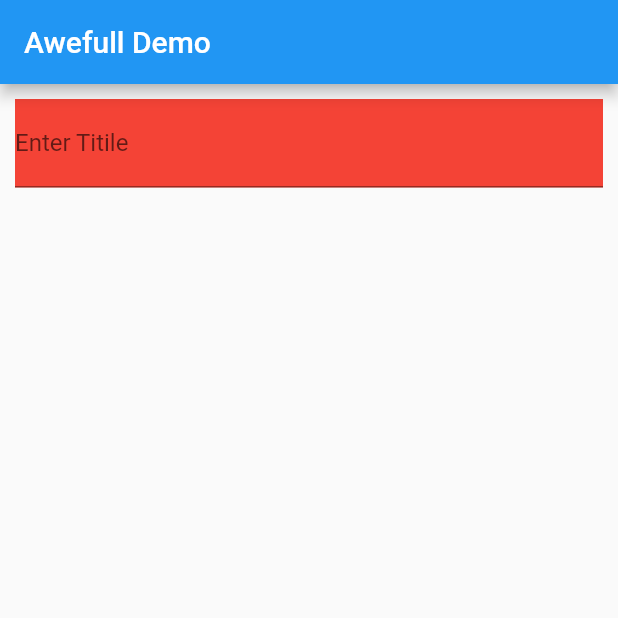
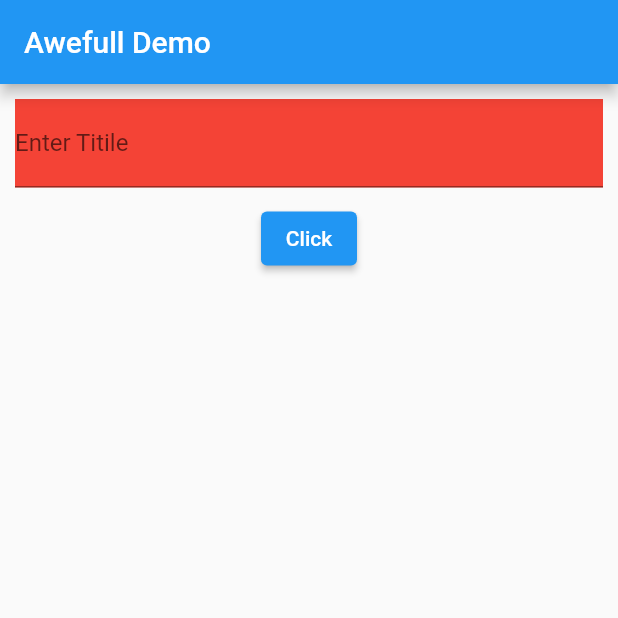
Before and after one commit to RamandeepSingh-IntelligentComputing/IoTTraining, a Flutter app: the screen it shows after launch, on a phone screen of 412 x 824 dp, the top half of it. Run offline on Flutter 3.47's test engine with Material 2 defaults, Android fonts, the phone set to English and light mode, and no system bars.

Commit message:
Statefull demo updated

```diff
--- a/IotFlutterTraining/lib/customwidgets/StateFullDemo.dart
+++ b/IotFlutterTraining/lib/customwidgets/StateFullDemo.dart
@@ -8,10 +8,10 @@ class _statefulldemostate extends State<statefullDemo> {
 
   String title = "Awefull Demo";
 
-  void updateTitle(String text)
+  void updateTitle()
   {
    setState(() {
-     title = text;
+
    });
   }
 
@@ -21,13 +21,16 @@ class _statefulldemostate extends State<statefullDemo> {
         appBar: AppBar(
           title: Text(title),
         ),
-        body: Padding(
+        body:Column(children: [
+        Padding(
           padding: EdgeInsets.all(10),
           child: Container(
               color: Colors.red,
               child: TextField(
                 decoration: InputDecoration(labelText: "Enter Titile"),
-              onChanged:updateTitle,)),
-        )));
+              onChanged:(text)=>{title = text},)),
+        ),
+          ElevatedButton(onPressed: updateTitle,child: Text("Click"),)
+        ])));
   }
 }
```
